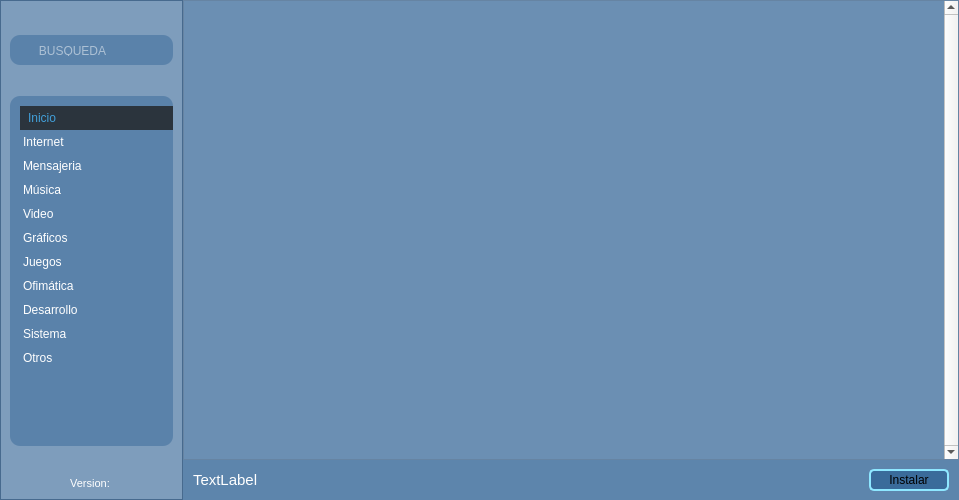
First picture: the form in guis/main.ui, repository deepin-espanol/deepines-store, before the edit.
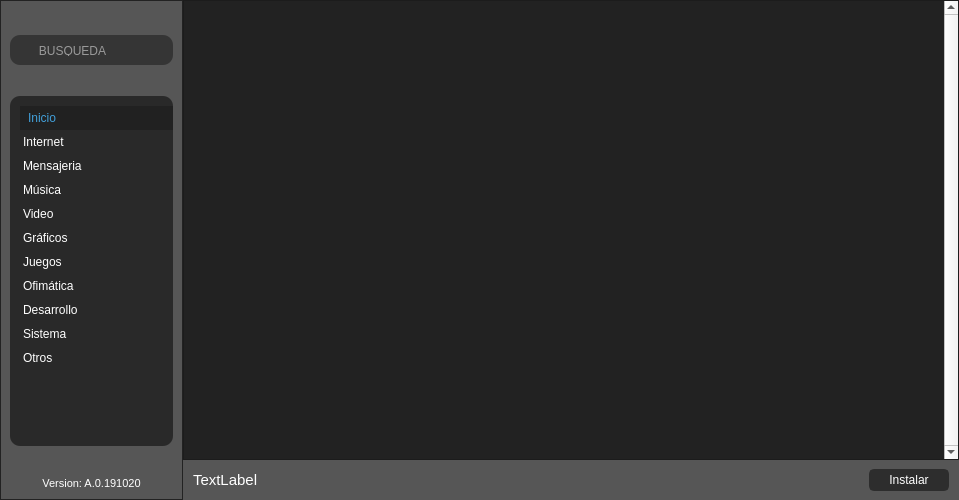
Second picture: the form after the edit. Icons and pictures are not drawn.

Diff of the .ui file:
```diff
--- a/guis/main.ui
+++ b/guis/main.ui
@@ -48,7 +48,8 @@
     <item row="0" column="1" rowspan="2" colspan="4">
      <widget class="QScrollArea" name="frame">
       <property name="styleSheet">
-       <string notr="true">background-color: rgba(49, 99, 149, 120);</string>
+       <string notr="true">background-color: rgba(30, 30, 30, 220);
+</string>
       </property>
       <property name="verticalScrollBarPolicy">
        <enum>Qt::ScrollBarAlwaysOn</enum>
@@ -87,7 +88,7 @@
        </size>
       </property>
       <property name="styleSheet">
-       <string notr="true">background-color: rgba(49, 99, 149, 200);</string>
+       <string notr="true">background-color: rgba(16, 16, 16, 180);</string>
       </property>
       <layout class="QGridLayout" name="gridLayout_4">
        <property name="leftMargin">
@@ -131,9 +132,6 @@
          </item>
          <item>
           <widget class="QPushButton" name="btn_install">
-           <property name="enabled">
-            <bool>false</bool>
-           </property>
            <property name="minimumSize">
             <size>
              <width>80</width>
@@ -148,10 +146,11 @@
            </property>
            <property name="styleSheet">
             <string notr="true">#btn_install{
+color: #fff;
 padding: 2px;
-color: #000;
 border-radius: 5px;
-border: 2px solid rgb(142, 231, 255);
+background-color: rgb(45, 45, 45);
+border: 2px solid rgb(45, 45, 45);
 }
 #btn_install:hover{
 padding: 2px;
@@ -185,7 +184,7 @@
        </size>
       </property>
       <property name="styleSheet">
-       <string notr="true">background-color: rgba(49, 99, 149, 160);</string>
+       <string notr="true">background-color: rgba(16, 16, 16, 180);</string>
       </property>
       <property name="frameShape">
        <enum>QFrame::StyledPanel</enum>
@@ -214,7 +213,7 @@
   padding-top:10px;
   padding-bottom:10px;
   border-radius: 10px;
-  background-color: rgba(49, 99, 149, 120);
+  background-color: rgba(16, 16, 16, 163);
 }
 #listWidget:item{
   padding: 5px 5px 5px 5px;
@@ -396,7 +395,7 @@
          </property>
          <property name="styleSheet">
           <string notr="true">border-radius: 10px;
-background-color: rgba(49, 99, 149, 120);
+background-color: rgba(16, 16, 16, 122);
 color: white;</string>
          </property>
          <property name="frameShape">
@@ -499,7 +498,7 @@
 color: white;</string>
          </property>
          <property name="text">
-          <string>Version: </string>
+          <string>Version: A.0.191020</string>
          </property>
          <property name="alignment">
           <set>Qt::AlignCenter</set>
```
Left out of the diff: 3 changed lines with no effect on the pictures.
